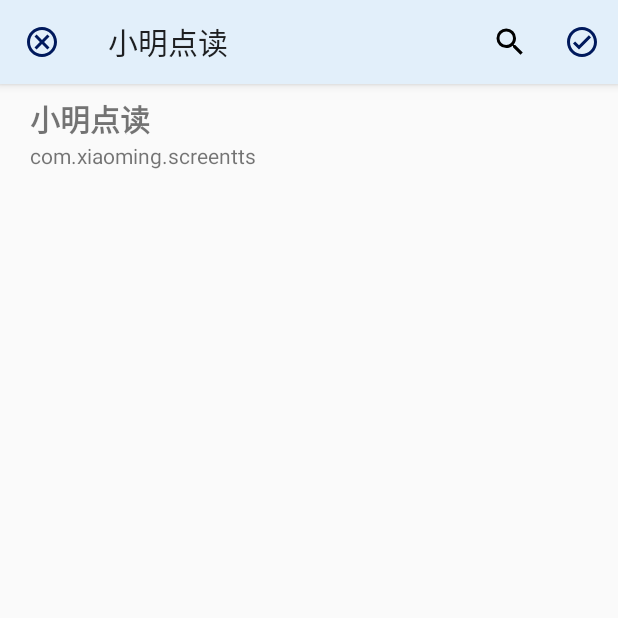
After one commit to CandyTek/ScreenTTS, an Android app: the WhitelistActivity screen opened directly, with no data from a screen before it, on a phone screen of 412 x 824 dp, the top half of it. The commit adds this screen. Run offline under Robolectric (Android 15) with nearby library versions, the phone set to English and light mode, and no system bars.

Commit message:
功能
添加白名单app功能，添加用户应用系统应用设置项，添加可自动开启无障碍选项需adb

```diff
--- /dev/null
+++ b/app/src/main/java/com/xiaoming/screentts/AppInfo.java
@@ -0,0 +1,19 @@
+package com.xiaoming.screentts;
+
+public class AppInfo {
+	final String pkgName;
+	String label;
+	final int id;
+
+	public AppInfo(String pkgName,String label,int id) {
+		this.pkgName = pkgName;
+		this.label = label;
+		this.id = id;
+	}
+
+
+	public void setLabel(String label) {
+		this.label = label;
+	}
+
+}
--- a/app/src/main/java/com/xiaoming/screentts/Constants.java
+++ b/app/src/main/java/com/xiaoming/screentts/Constants.java
@@ -11,6 +11,7 @@ public class Constants {
 
 	public static final String PREF_IS_READ_CHILD = "pref_is_read_child";
 	public static final String PREF_IS_INCLUDE_SYSTEMAPP = "pref_is_include_systemapp";
+	public static final String PREF_IS_INCLUDE_USERAPP = "pref_is_include_userapp";
 	public static final String PREF_IS_READ_CONTENTDESCRIPTION = "pref_is_read_contentdescription";
 	public static final String PREF_TTS_IS_NEED_REFRESH = "pref_tts_is_need_refresh_regularly";
 	public static final String PREF_TTS_REFRESH_TIME = "pref_tts_refresh_time";
--- /dev/null
+++ b/app/src/main/java/com/xiaoming/screentts/MainAppAdapter.java
@@ -0,0 +1,167 @@
+package com.xiaoming.screentts;
+
+import android.content.Context;
+import android.os.Build;
+import android.view.LayoutInflater;
+import android.view.View;
+import android.view.ViewGroup;
+import android.widget.Adapter;
+import android.widget.BaseAdapter;
+import android.widget.Filter;
+import android.widget.Filterable;
+import android.widget.ImageView;
+import android.widget.LinearLayout;
+import android.widget.TextView;
+
+import java.util.ArrayList;
+import java.util.Arrays;
+import java.util.List;
+
+public class MainAppAdapter extends BaseAdapter implements Filterable {
+	private final Context context;
+	private List<AppInfo> displayApps;
+	private SearchFilter filter;            // 筛选相关
+	private final ArrayList<String> listMoveNull = new ArrayList<>();    // RemoveAll 移除空白 专用
+	public List<AppInfo> originalInfo;	// 保留一份原始的数据，给筛选用
+
+	public MainAppAdapter(Context context,List<AppInfo> apps) {
+
+		this.context = context;
+		this.originalInfo = apps;
+		listMoveNull.add(null);
+		listMoveNull.add("");
+		displayApps = new ArrayList<>(originalInfo);
+	}
+
+	@Override
+	public int getCount() {
+		return displayApps.size();
+	}
+
+	@Override
+	public Object getItem(int position) {
+		return displayApps.get(position);
+	}
+
+	@Override
+	public long getItemId(int position) {
+		return displayApps.get(position).id;
+	}
+
+	@Override
+	public View getView(int position,View convertView,ViewGroup parent) {
+		ViewHolder holder;
+		if (convertView == null) {
+			convertView = LayoutInflater.from(context).inflate(R.layout.listitem_app,parent,false);
+			holder = new ViewHolder();
+			holder.tvAppLabel = convertView.findViewById(R.id.title);
+			holder.tvPkgName = convertView.findViewById(R.id.subTitle);
+			convertView.setTag(holder);
+		} else {
+			holder = (ViewHolder) convertView.getTag();
+		}
+		//名字，包名
+		AppInfo appInfo = displayApps.get(position);
+		holder.tvAppLabel.setText(appInfo.label);
+		holder.tvPkgName.setText(appInfo.pkgName);
+
+		return convertView;
+	}
+
+	private static class ViewHolder {
+		// View_Holder
+		TextView tvAppLabel;
+		TextView tvPkgName;
+	}
+
+	class SearchFilter extends Filter {
+		//██ 发布搜索_结果 ██
+		@SuppressWarnings("unchecked")
+		@Override
+		protected void publishResults(CharSequence constraint,FilterResults results) {
+			displayApps = (List<AppInfo>) results.values;
+			if (results.count > 0) notifyDataSetChanged();
+			else notifyDataSetInvalidated();
+		}
+
+		private final Object mLock = new Object();// 互锁相关
+		public String keyWord = "";            // 当前搜索的 字符串
+
+		//██ 主要搜索方法 ██
+		@Override
+		protected FilterResults performFiltering(CharSequence prefix) {
+			FilterResults filterResults = new FilterResults();
+
+			List<AppInfo> values;
+			synchronized (mLock) {
+				values = new ArrayList<>(originalInfo);
+				keyWord = String.valueOf(prefix);
+			}
+
+			if (prefix == null || prefix.length() == 0) {
+				filterResults.values = values;
+				filterResults.count = values.size();
+				//keyWord = "";
+			} else {
+				String prefixString = prefix.toString().toLowerCase();
+
+				final int count = values.size();
+				final List<AppInfo> newValues = new ArrayList<>();
+				//██████████ 这里是搜索匹配 对应的结果
+				if (prefixString.contains(" ")) { // 判断关键字里是否有空格，有的话就进行 多关键字匹配模式
+					String[] str = prefixString.split("\\s+");
+					ArrayList<String> arr = new ArrayList<>(Arrays.asList(str).subList(0,str.length));
+					arr.removeAll(listMoveNull); // 这里去移除掉 所有的 空字符串，和null
+					int arrSizeTemp = arr.size();// 有人测试过这种遍历效率最高
+					// 多关键字匹配模式 方法
+					for (int i = 0;i < count;i++) {
+						// 第一匹配
+						final AppInfo value = values.get(i);
+						boolean addDoneTemp = true;
+						for (int ii = 0;ii < arrSizeTemp;ii++) {
+							if (!(value.label.toLowerCase().contains(arr.get(ii)))) {
+								addDoneTemp = false;
+								break;
+							}
+						}
+						if (addDoneTemp) {
+							newValues.add(value);
+							continue;
+						}
+						// 第三匹配
+						addDoneTemp = true;
+						for (int ii = 0;ii < arrSizeTemp;ii++) {
+							if (!(value.pkgName.toLowerCase().contains(arr.get(ii)))) {
+								addDoneTemp = false;
+								break;
+							}
+						}
+						if (addDoneTemp) newValues.add(value);
+					}
+				} else {
+					for (int i = 0;i < count;i++) {
+						final AppInfo value = values.get(i);
+						if (value.label.toLowerCase().contains(prefixString)
+								|| value.pkgName.toLowerCase().contains(prefixString))
+							newValues.add(value);
+					}
+				}
+				filterResults.values = newValues;
+				filterResults.count = newValues.size();
+			}
+
+			return filterResults;
+		}
+
+	}
+
+	//██ 搜索filter初始化 ██
+	@Override
+	public Filter getFilter() {
+		if (filter == null) {
+			filter = new SearchFilter();
+		}
+		return filter;
+	}
+
+}
--- /dev/null
+++ b/app/src/main/java/com/xiaoming/screentts/WhitelistActivity.java
@@ -0,0 +1,113 @@
+package com.xiaoming.screentts;
+
+import android.app.Activity;
+import android.content.pm.PackageInfo;
+import android.content.pm.PackageManager;
+import android.os.Bundle;
+import android.text.InputType;
+import android.text.TextUtils;
+import android.view.Menu;
+import android.view.MenuInflater;
+import android.view.MenuItem;
+import android.widget.SearchView;
+
+import androidx.annotation.Nullable;
+
+import com.xiaoming.screentts.databinding.ActivityListviewBinding;
+
+import java.util.ArrayList;
+import java.util.List;
+
+public class WhitelistActivity extends Activity {
+
+	ActivityListviewBinding binding;
+	MainAppAdapter appAdapter;
+	private SearchView searchView;
+
+	@Override
+	protected void onCreate(@Nullable Bundle savedInstanceState) {
+		super.onCreate(savedInstanceState);
+		binding = ActivityListviewBinding.inflate(getLayoutInflater());
+		setContentView(binding.getRoot());
+
+		if(getActionBar()!=null){
+			getActionBar().setDisplayHomeAsUpEnabled(true);
+			getActionBar().setHomeAsUpIndicator(R.drawable.outline_cancel_24);
+		}
+		initData();
+	}
+
+	private void initData() {
+		List<AppInfo> mListAppInfo = new ArrayList<>();
+		List<PackageInfo> packageInfos = getPackageManager().getInstalledPackages(0);
+		for (int i = 0, packageInfosSize = packageInfos.size();i < packageInfosSize;i++) {
+			PackageInfo packageInfo = packageInfos.get(i);
+			mListAppInfo.add(new AppInfo(packageInfo.packageName,"",i));// 添加至列表中
+		}
+
+		appAdapter = new MainAppAdapter(this,mListAppInfo);
+
+		binding.listView.setAdapter(appAdapter);
+		new Thread(() -> {
+			for (AppInfo appInfo : mListAppInfo) {
+				PackageInfo packageInfo;
+				try {
+					packageInfo = getPackageManager().getPackageInfo(appInfo.pkgName,0);
+				}
+				catch (PackageManager.NameNotFoundException e) {
+					continue;
+				}
+				appInfo.setLabel(getPackageManager().getApplicationLabel(packageInfo.applicationInfo).toString());
+			}
+			runOnUiThread(() -> appAdapter.notifyDataSetChanged());
+		}).start();
+	}
+
+	/** 菜单_初始化  */
+	@Override
+	public boolean onCreateOptionsMenu(Menu menu) {
+		MenuInflater menuInflater=getMenuInflater();
+		menuInflater.inflate(R.menu.menu_whitelist, menu);
+		MenuItem menuItem = menu.findItem(R.id.search);//获取搜索的菜单组件
+		searchView = (SearchView) menuItem.getActionView();
+
+		searchView.setIconified(true);
+		searchView.setIconifiedByDefault(true);
+		searchView.setSubmitButtonEnabled(false);
+		 searchView.setInputType(InputType.TYPE_TEXT_VARIATION_EMAIL_ADDRESS);
+
+		searchView.setOnQueryTextListener(new SearchView.OnQueryTextListener() {
+
+			@Override
+			public boolean onQueryTextSubmit(String query) {
+				// 当搜索 提交时
+				searchView.clearFocus();  //可以收起键盘
+				return false;
+			}
+			@Override
+			public boolean onQueryTextChange(String newText) {
+				// 当搜索栏文字改变时
+				//mNow_SearchText = newText;
+				// isNowIsInputSearchText = true;
+				appAdapter.getFilter().filter(TextUtils.isEmpty(newText)?"":newText);
+				//showText1("更改");
+				return false;
+			}
+		});
+
+		return true;
+	}
+
+	/** 菜单_功能相关  */
+	@Override
+	public boolean onOptionsItemSelected(MenuItem item){
+		if (item.getItemId() == R.id.menuitem_done) {
+
+			return true;
+		} else if (item.getItemId() == android.R.id.home) {
+			onBackPressed();
+			return true;
+		}
+		return super.onOptionsItemSelected(item);
+	}
+}
--- /dev/null
+++ b/app/src/main/res/color/sel_blue_choice.xml
@@ -0,0 +1,5 @@
+<?xml version="1.0" encoding="utf-8"?>
+<selector xmlns:android="http://schemas.android.com/apk/res/android">
+	<item android:color="@color/btn_circle_color" android:state_activated="true" />
+	<item android:color="@android:color/transparent" />
+</selector>
--- /dev/null
+++ b/app/src/main/res/drawable/ic_magnify_outline.xml
@@ -0,0 +1,11 @@
+<?xml version="1.0" encoding="utf-8"?>
+<vector xmlns:android="http://schemas.android.com/apk/res/android"
+	android:width="24dp"
+	android:height="24dp"
+	android:viewportHeight="24"
+	android:viewportWidth="24">
+	<path
+		android:fillColor="@color/black"
+		android:pathData="M9.5,3A6.5,6.5 0,0 1,16 9.5C16,11.11 15.41,12.59 14.44,13.73L14.71,14H15.5L20.5,19L19,20.5L14,15.5V14.71L13.73,14.44C12.59,15.41 11.11,16 9.5,16A6.5,6.5 0,0 1,3 9.5A6.5,6.5 0,0 1,9.5 3M9.5,5C7,5 5,7 5,9.5C5,12 7,14 9.5,14C12,14 14,12 14,9.5C14,7 12,5 9.5,5Z"/>
+
+</vector>
--- /dev/null
+++ b/app/src/main/res/layout/activity_listview.xml
@@ -0,0 +1,19 @@
+<?xml version="1.0" encoding="utf-8"?>
+<LinearLayout xmlns:android="http://schemas.android.com/apk/res/android"
+	android:layout_width="match_parent"
+	android:layout_height="match_parent"
+	xmlns:tools="http://schemas.android.com/tools"
+	tools:context=".WhitelistActivity"
+	>
+
+	<ListView
+		android:layout_width="match_parent"
+		android:layout_height="match_parent"
+		android:id="@+id/listView"
+		android:choiceMode="multipleChoice"
+		tools:listitem="@layout/listitem_app"
+		android:divider="@null"
+		android:fastScrollEnabled="true"
+		/>
+
+</LinearLayout>
--- /dev/null
+++ b/app/src/main/res/layout/listitem_app.xml
@@ -0,0 +1,31 @@
+<?xml version="1.0" encoding="utf-8"?>
+<LinearLayout xmlns:android="http://schemas.android.com/apk/res/android"
+	xmlns:tools="http://schemas.android.com/tools"
+	android:layout_width="match_parent"
+	android:layout_height="match_parent"
+	android:background="@color/sel_blue_choice"
+	android:orientation="vertical"
+	>
+
+	<TextView
+		android:id="@+id/title"
+		android:layout_width="match_parent"
+		android:layout_height="wrap_content"
+		android:textSize="20sp"
+		android:textStyle="bold"
+		android:paddingStart="20dp"
+		android:paddingTop="8dp"
+		tools:text="应用"
+		/>
+
+	<TextView
+		android:id="@+id/subTitle"
+		android:layout_width="match_parent"
+		android:layout_height="wrap_content"
+		tools:text="com.example.app"
+		android:paddingStart="20dp"
+		android:paddingBottom="8dp"
+		/>
+
+
+</LinearLayout>
--- /dev/null
+++ b/app/src/main/res/menu/menu_whitelist.xml
@@ -0,0 +1,16 @@
+<?xml version="1.0" encoding="utf-8"?>
+<menu xmlns:android="http://schemas.android.com/apk/res/android">
+	<item
+		android:id="@+id/search"
+		android:actionViewClass="android.widget.SearchView"
+		android:icon="@drawable/ic_magnify_outline"
+		android:showAsAction="always|collapseActionView"
+
+		android:title="搜索" />
+
+	<item
+		android:id="@+id/menuitem_done"
+		android:icon="@drawable/outline_check_circle_24"
+		android:showAsAction="always"
+		android:title="@android:string/yes" />
+</menu>
--- /dev/null
+++ b/app/src/main/res/xml/searchable.xml
@@ -0,0 +1,5 @@
+<?xml version="1.0" encoding="utf-8"?>
+<searchable xmlns:android="http://schemas.android.com/apk/res/android"
+	android:label="search"
+	android:hint="search_hint"
+	/>
```
Also changed, not shown: app/src/main/AndroidManifest.xml (+10 -0 lines), app/src/main/java/com/xiaoming/screentts/MainActivity.java (+24 -7 lines), app/src/main/java/com/xiaoming/screentts/MyAccessibility.java (+18 -2 lines), app/src/main/java/com/xiaoming/screentts/SettingActivity.java (+7 -0 lines), app/src/main/res/layout/activity_main2.xml (deleted, +0 -8 lines), app/src/main/res/xml/pref1.xml (+9 -0 lines).
